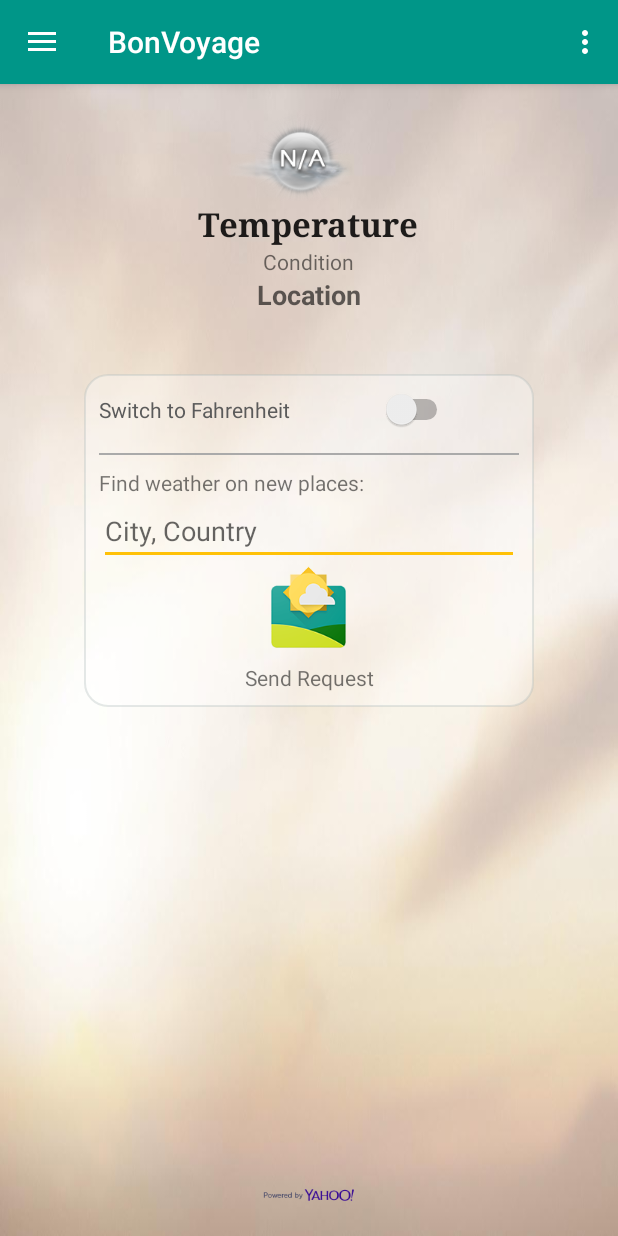
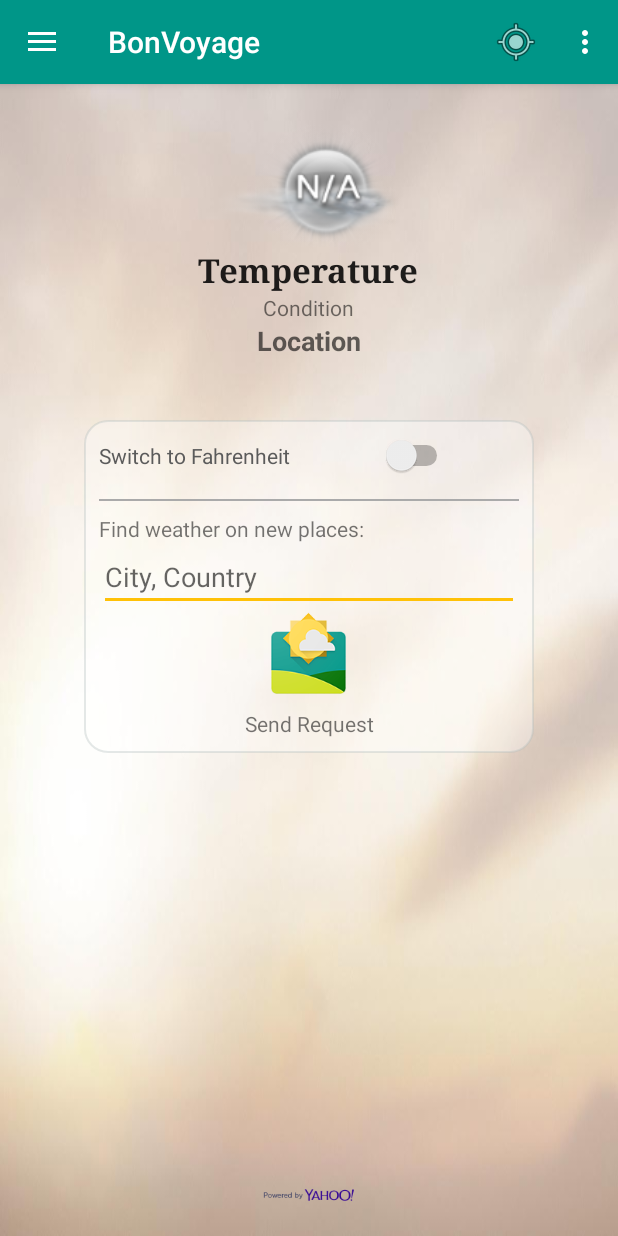
Before and after one commit to paulonova/BonVoyage, an Android app: the FirstAppInfoFragment screen opened directly, with no data from a screen before it, on a phone screen of 412 x 824 dp. Run offline under Robolectric (Android 15) with nearby library versions, the phone set to English and light mode, and no system bars.

Commit message:
2016-09-02 Changing weather icon size

```diff
--- a/app/src/main/java/bonvoyage/fragments/FirstAppInfoFragment.java
+++ b/app/src/main/java/bonvoyage/fragments/FirstAppInfoFragment.java
@@ -69,7 +69,7 @@ public class FirstAppInfoFragment extends Fragment implements WeatherServiceCall
         dialog.show();
 
         //Here I can change the location..
-        service.refreshWeather("Stockholm, SW");
+        service.refreshWeather("Stockholm, Sweden");
 
 
     }
--- a/app/src/main/java/se/paulo/nackademin/examen/bonvoyage/MenuVoyageActivity.java
+++ b/app/src/main/java/se/paulo/nackademin/examen/bonvoyage/MenuVoyageActivity.java
@@ -168,6 +168,12 @@ public class MenuVoyageActivity extends AppCompatActivity
                 intent = new Intent(this, BonVoyageInfoActivity.class);
                 startActivity(intent);
                 break;
+
+            case R.id.refreshWeather:
+                intent = new Intent(this, MenuVoyageActivity.class);
+                intent.setFlags(Intent.FLAG_ACTIVITY_CLEAR_TOP);
+                startActivity(intent);
+//                startActivity(getIntent().addFlags(Intent.FLAG_ACTIVITY_CLEAR_TOP));
         }
 
         return super.onOptionsItemSelected(item);
--- a/app/src/main/res/layout/activity_weather.xml
+++ b/app/src/main/res/layout/activity_weather.xml
@@ -10,7 +10,6 @@
     tools:context="bonvoyage.weather.WeatherActivity">
 
 
-
     <RelativeLayout
         android:id="@+id/relativeLayoutWeather"
         android:layout_width="match_parent"
@@ -19,16 +18,16 @@
         android:paddingBottom="@dimen/activity_vertical_margin"
         android:layout_alignParentTop="true"
         android:layout_centerHorizontal="true"
-        android:layout_marginTop="49dp">
+        android:layout_marginTop="80dp">
 
         <ImageView
-            android:layout_width="wrap_content"
-            android:layout_height="wrap_content"
+            android:layout_width="150dp"
+            android:layout_height="150dp"
             android:id="@+id/weatherIconImageView"
             android:src="@drawable/icon_na"
             android:contentDescription="@string/condition_icon"
             android:layout_above="@+id/temperatureTextView"
-            android:layout_alignEnd="@+id/conditionTextView" />
+            android:layout_centerHorizontal="true" />
 
         <TextView
             android:layout_width="wrap_content"
--- a/app/src/main/res/menu/menu_menu.xml
+++ b/app/src/main/res/menu/menu_menu.xml
@@ -13,4 +13,12 @@
         android:title="@string/action_info"
         app:showAsAction="never" />
 
+
+    <item
+        android:id="@+id/refreshWeather"
+        android:orderInCategory="100"
+        android:title="@string/action_info"
+        android:icon="@android:drawable/ic_menu_mylocation"
+        app:showAsAction="ifRoom" />
+
 </menu>
--- a/app/src/main/res/values/strings.xml
+++ b/app/src/main/res/values/strings.xml
@@ -205,6 +205,7 @@
     <string name="unit_selector">Switch to Fahrenheit</string>
     <string name="location_format">City, Country</string>
     <string name="find_location">Find weather on new places:</string>
+    <string name="weather_settings">Weather settings</string>
 
 
 </resources>
--- a/app/src/main/res/xml/pref_headers.xml
+++ b/app/src/main/res/xml/pref_headers.xml
@@ -8,11 +8,6 @@
         android:title="@string/pref_header_limit_spending_values" />
 
 
-   <!-- <header
-        android:fragment="bonvoyage.app_preferences.SettingsActivity$NotificationPreferenceFragment"
-        android:icon="@drawable/ic_notifications_green_24dp"
-        android:title="@string/pref_header_set_login" /> -->
-
     <header
         android:fragment="bonvoyage.preferences.SettingsActivity$DataSyncPreferenceFragment"
         android:icon="@drawable/database"
```
